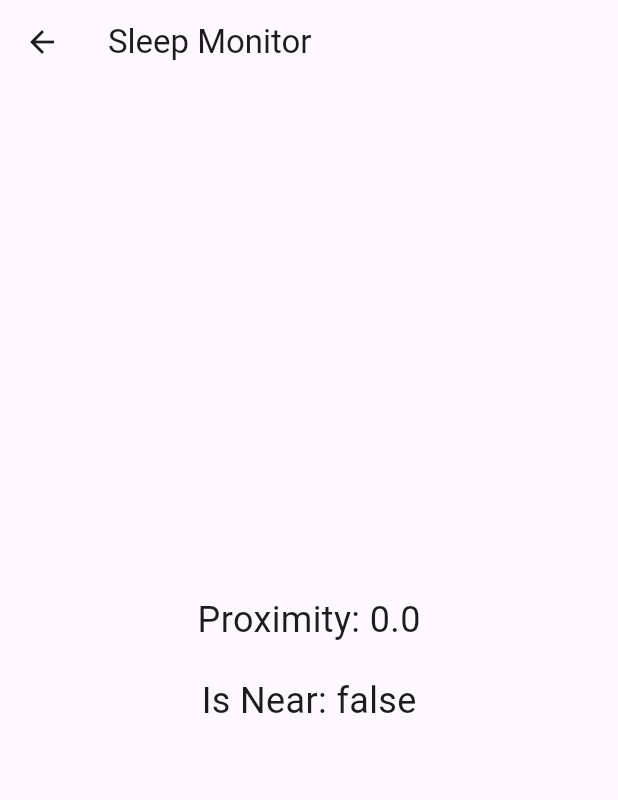
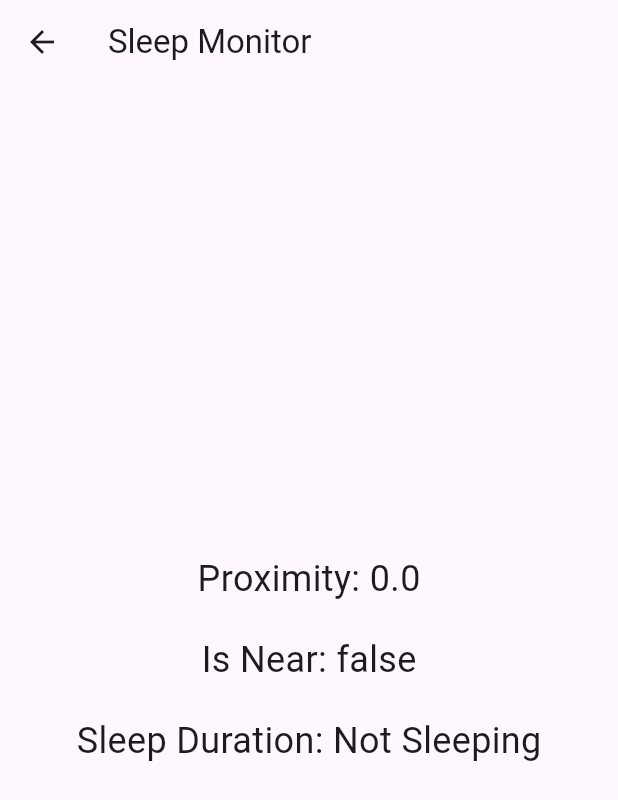
Before and after one commit to imshaaz21/Health_Companion_App, a Flutter app: the SleepMonitorScreen screen opened directly, on a phone screen of 412 x 824 dp. Shown: the top 800 px of the screen. Run offline on Flutter 3.47's test engine with Material 3 defaults, Android fonts, the phone set to English and light mode, and no system bars; missing offline and left inert: proximity_sensor.

Commit message:
sleep timer update

```diff
--- a/lib/screens/sleep_monitor_screen.dart
+++ b/lib/screens/sleep_monitor_screen.dart
@@ -12,8 +12,10 @@ class SleepMonitorScreen extends StatefulWidget {
 
 class _SleepMonitorScreenState extends State<SleepMonitorScreen> {
   bool _isNear = false;
-  double _proximity = 0;
+  double _proximity = 0.0;
   late StreamSubscription<dynamic> _streamSubscription;
+  DateTime? _sleepStartTime;
+  int _sleepDuration = 0; // in seconds
 
   @override
   void initState() {
@@ -35,25 +37,30 @@ class _SleepMonitorScreenState extends State<SleepMonitorScreen> {
       }
     };
 
-    // --------------------------------------------------------------------
-    // You only need to make this call if you want to turn off the screen.
-    await ProximitySensor.setProximityScreenOff(true)
-        .onError((error, stackTrace) {
-      debugPrint("could not enable screen off functionality");
-      return null;
-    });
-
     _streamSubscription = ProximitySensor.events.listen((int event) {
       debugPrint('Proximity: $event');
       setState(() {
         _isNear = (event > 0) ? true : false;
         _proximity = event.toDouble();
+
+        if (_isNear) {
+          // Start sleep timer if not already sleeping
+          if (_sleepStartTime == null) {
+            _sleepStartTime = DateTime.now();
+          }
+        } else {
+          // Reset sleep timer if person moves away
+          _sleepStartTime = null;
+          _sleepDuration = 0;
+        }
       });
     });
   }
 
   @override
   Widget build(BuildContext context) {
+    final minimumSleepDuration = Duration(minutes: 10); // Minimum sleep time
+
     return Scaffold(
       appBar: AppBar(
         title: const Text('Sleep Monitor'),
@@ -75,13 +82,17 @@ class _SleepMonitorScreenState extends State<SleepMonitorScreen> {
                     'Is Near: $_isNear',
                     style: const TextStyle(fontSize: 24),
                   ),
+                  const SizedBox(height: 20),
+                  Text(
+                    'Sleep Duration: ${_sleepDuration > 0 ? Duration(seconds: _sleepDuration) : 'Not Sleeping'}',
+                    style: const TextStyle(fontSize: 24),
+                  ),
                 ],
               ),
             ),
           )
         ],
       ),
-      // bottomNavigationBar: const BottomNavBar(),
     );
   }
 }
```
